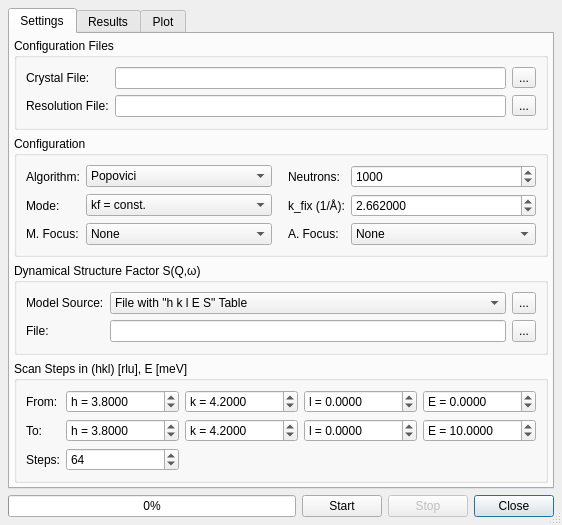
Before: the Qt Designer form ui/monteconvo.ui in tweber-ill/frm_mirror-takin1, drawn with Qt 5.
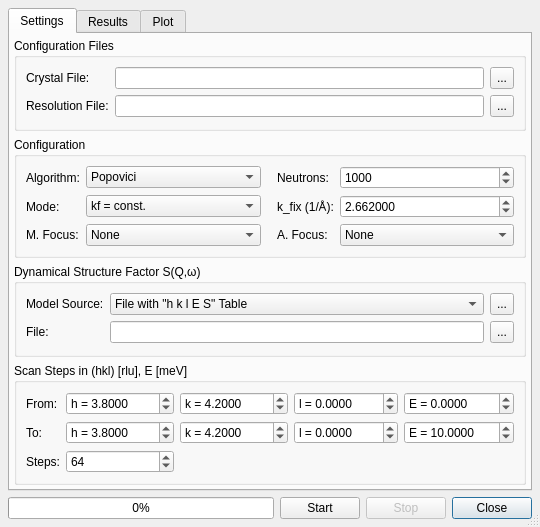
After: the same form once the commit is applied. Custom widgets are drawn as their Qt base class.

```diff
--- a/ui/monteconvo.ui
+++ b/ui/monteconvo.ui
@@ -6,8 +6,8 @@
    <rect>
     <x>0</x>
     <y>0</y>
-    <width>562</width>
-    <height>525</height>
+    <width>517</width>
+    <height>527</height>
    </rect>
   </property>
   <property name="windowTitle">
@@ -86,6 +86,12 @@
          <layout class="QGridLayout" name="gridLayout_4">
           <item row="0" column="2">
            <widget class="QToolButton" name="btnBrowseCrys">
+            <property name="sizePolicy">
+             <sizepolicy hsizetype="Fixed" vsizetype="Minimum">
+              <horstretch>0</horstretch>
+              <verstretch>0</verstretch>
+             </sizepolicy>
+            </property>
             <property name="toolTip">
              <string>Browse for crystal files</string>
             </property>
@@ -113,6 +119,12 @@
           </item>
           <item row="1" column="2">
            <widget class="QToolButton" name="btnBrowseRes">
+            <property name="sizePolicy">
+             <sizepolicy hsizetype="Fixed" vsizetype="Minimum">
+              <horstretch>0</horstretch>
+              <verstretch>0</verstretch>
+             </sizepolicy>
+            </property>
             <property name="toolTip">
              <string>Browse for resolution files</string>
             </property>
@@ -135,6 +147,12 @@
          <layout class="QGridLayout" name="gridLayout_5">
           <item row="0" column="2">
            <widget class="QDoubleSpinBox" name="spinStartK">
+            <property name="sizePolicy">
+             <sizepolicy hsizetype="Preferred" vsizetype="Fixed">
+              <horstretch>1</horstretch>
+              <verstretch>0</verstretch>
+             </sizepolicy>
+            </property>
             <property name="toolTip">
              <string>k (rlu)</string>
             </property>
@@ -173,6 +191,12 @@
           </item>
           <item row="0" column="3">
            <widget class="QDoubleSpinBox" name="spinStartL">
+            <property name="sizePolicy">
+             <sizepolicy hsizetype="Preferred" vsizetype="Fixed">
+              <horstretch>1</horstretch>
+              <verstretch>0</verstretch>
+             </sizepolicy>
+            </property>
             <property name="toolTip">
              <string>l (rlu)</string>
             </property>
@@ -195,6 +219,12 @@
           </item>
           <item row="0" column="4">
            <widget class="QDoubleSpinBox" name="spinStartE">
+            <property name="sizePolicy">
+             <sizepolicy hsizetype="Preferred" vsizetype="Fixed">
+              <horstretch>1</horstretch>
+              <verstretch>0</verstretch>
+             </sizepolicy>
+            </property>
             <property name="toolTip">
              <string>E (meV)</string>
             </property>
@@ -217,6 +247,12 @@
           </item>
           <item row="1" column="3">
            <widget class="QDoubleSpinBox" name="spinStopL">
+            <property name="sizePolicy">
+             <sizepolicy hsizetype="Preferred" vsizetype="Fixed">
+              <horstretch>1</horstretch>
+              <verstretch>0</verstretch>
+             </sizepolicy>
+            </property>
             <property name="toolTip">
              <string>l (rlu)</string>
             </property>
@@ -239,6 +275,12 @@
           </item>
           <item row="1" column="4">
            <widget class="QDoubleSpinBox" name="spinStopE">
+            <property name="sizePolicy">
+             <sizepolicy hsizetype="Preferred" vsizetype="Fixed">
+              <horstretch>1</horstretch>
+              <verstretch>0</verstretch>
+             </sizepolicy>
+            </property>
             <property name="toolTip">
              <string>E (meV)</string>
             </property>
@@ -264,6 +306,12 @@
           </item>
           <item row="0" column="1">
            <widget class="QDoubleSpinBox" name="spinStartH">
+            <property name="sizePolicy">
+             <sizepolicy hsizetype="Preferred" vsizetype="Fixed">
+              <horstretch>1</horstretch>
+              <verstretch>0</verstretch>
+             </sizepolicy>
+            </property>
             <property name="toolTip">
              <string>h (rlu)</string>
             </property>
@@ -292,6 +340,12 @@
           </item>
           <item row="1" column="1">
            <widget class="QDoubleSpinBox" name="spinStopH">
+            <property name="sizePolicy">
+             <sizepolicy hsizetype="Preferred" vsizetype="Fixed">
+              <horstretch>1</horstretch>
+              <verstretch>0</verstretch>
+             </sizepolicy>
+            </property>
             <property name="toolTip">
              <string>h (rlu)</string>
             </property>
@@ -317,6 +371,12 @@
           </item>
           <item row="1" column="2">
            <widget class="QDoubleSpinBox" name="spinStopK">
+            <property name="sizePolicy">
+             <sizepolicy hsizetype="Preferred" vsizetype="Fixed">
+              <horstretch>1</horstretch>
+              <verstretch>0</verstretch>
+             </sizepolicy>
+            </property>
             <property name="toolTip">
              <string>k (rlu)</string>
             </property>
@@ -355,6 +415,12 @@
           </item>
           <item row="2" column="1">
            <widget class="QSpinBox" name="spinStepCnt">
+            <property name="sizePolicy">
+             <sizepolicy hsizetype="Preferred" vsizetype="Fixed">
+              <horstretch>1</horstretch>
+              <verstretch>0</verstretch>
+             </sizepolicy>
+            </property>
             <property name="minimum">
              <number>1</number>
             </property>
@@ -449,6 +515,12 @@
           </item>
           <item row="0" column="4">
            <widget class="QSpinBox" name="spinNeutrons">
+            <property name="sizePolicy">
+             <sizepolicy hsizetype="Preferred" vsizetype="Fixed">
+              <horstretch>0</horstretch>
+              <verstretch>0</verstretch>
+             </sizepolicy>
+            </property>
             <property name="minimum">
              <number>1</number>
             </property>
@@ -465,6 +537,12 @@
           </item>
           <item row="1" column="4">
            <widget class="QDoubleSpinBox" name="spinKfix">
+            <property name="sizePolicy">
+             <sizepolicy hsizetype="Preferred" vsizetype="Fixed">
+              <horstretch>0</horstretch>
+              <verstretch>0</verstretch>
+             </sizepolicy>
+            </property>
             <property name="decimals">
              <number>6</number>
             </property>
@@ -592,6 +670,12 @@
           </item>
           <item row="0" column="1">
            <widget class="QComboBox" name="comboSqw">
+            <property name="sizePolicy">
+             <sizepolicy hsizetype="Expanding" vsizetype="Fixed">
+              <horstretch>0</horstretch>
+              <verstretch>0</verstretch>
+             </sizepolicy>
+            </property>
             <item>
              <property name="text">
               <string>File with &quot;h k l E S&quot; Table</string>
@@ -643,7 +727,7 @@
           <item row="0" column="2">
            <widget class="QToolButton" name="btnSqwParams">
             <property name="sizePolicy">
-             <sizepolicy hsizetype="Fixed" vsizetype="Preferred">
+             <sizepolicy hsizetype="Fixed" vsizetype="Minimum">
               <horstretch>0</horstretch>
               <verstretch>0</verstretch>
              </sizepolicy>
```
